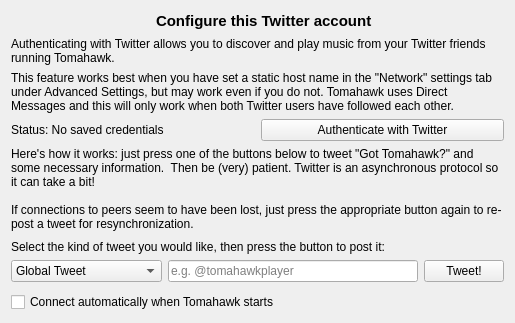
This is src/sip/twitter/twitterconfigwidget.ui in tomahawk-player/tomahawk as Qt 5 draws it before an edit. The edited form follows.
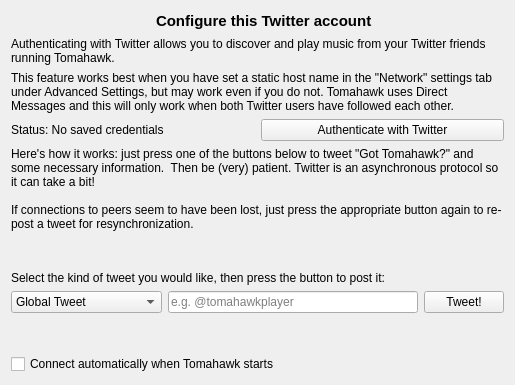
This is the edited form. Icons and pictures are not drawn.

Patch:
```diff
--- a/src/sip/twitter/twitterconfigwidget.ui
+++ b/src/sip/twitter/twitterconfigwidget.ui
@@ -7,7 +7,7 @@
     <x>0</x>
     <y>0</y>
     <width>515</width>
-    <height>323</height>
+    <height>385</height>
    </rect>
   </property>
   <property name="minimumSize">
```
